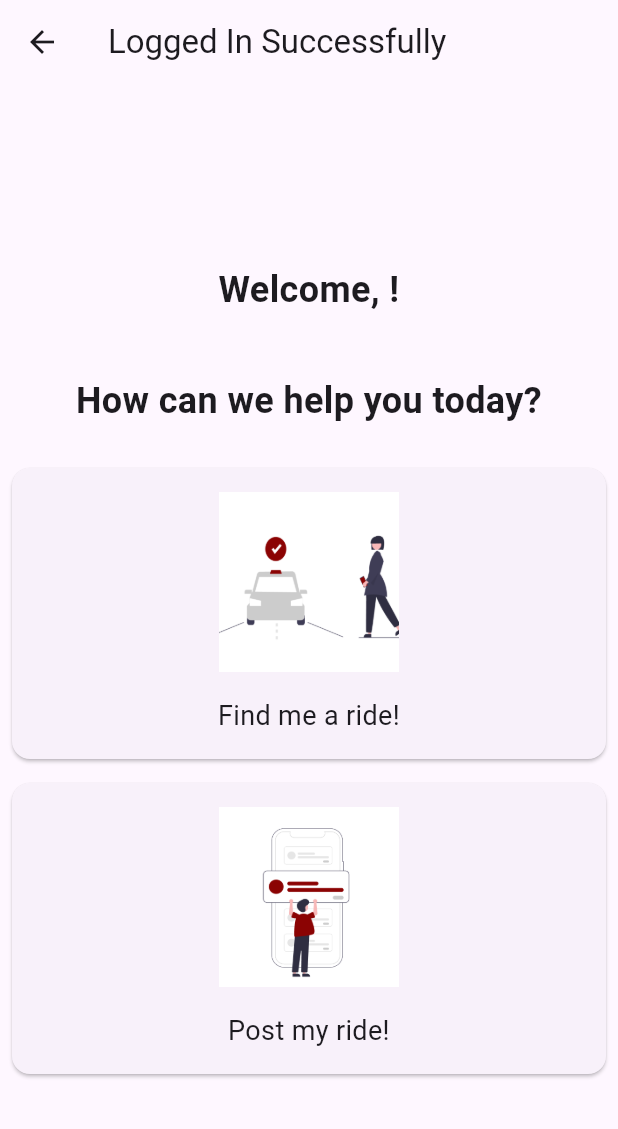
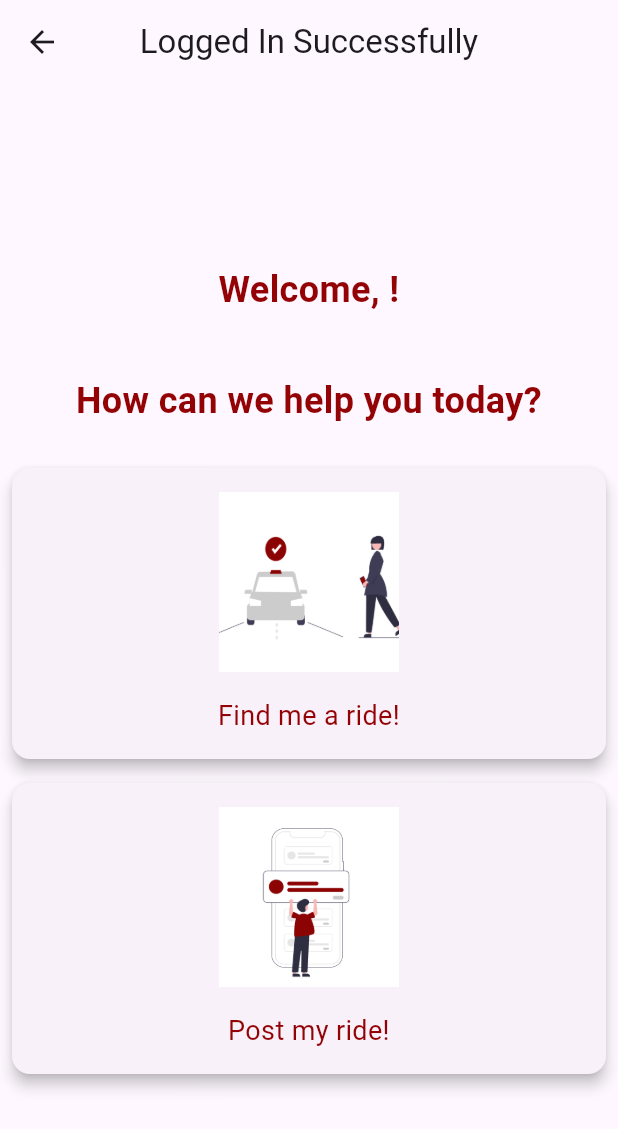
Before and after one commit to sid-ncsu/pooling, a Flutter app: the RideOptionScreen screen opened directly, on a phone screen of 412 x 824 dp. Shown: the top 1129 px of the screen. Run offline on Flutter 3.47's test engine with Material 3 defaults, Android fonts, the phone set to English and light mode, and no system bars; our stand-ins replace cloud_firestore, firebase_auth, firebase_core, flutter_signin_button, geolocator, google_sign_in; accounts and stored records are empty.

Commit message:
UI Changes

```diff
--- a/lib/FadeOutLogo.dart
+++ b/lib/FadeOutLogo.dart
@@ -23,7 +23,7 @@ class _FadeOutLogoState extends State<FadeOutLogo> {
       _opacity = 0.0;
     });
     // After the specified duration navigate to the next page
-    Timer(Duration(seconds: 1), () {
+    Timer(Duration(seconds: 2), () {
       if (mounted) { // Check if the widget is still in the tree
         Navigator.of(context).pushReplacement( // Use pushReplacement to replace the current page in the navigation stack
           MaterialPageRoute(builder: (context) => HomePage()),
--- a/lib/RideOptionScreen.dart
+++ b/lib/RideOptionScreen.dart
@@ -1,102 +1,6 @@
-// import 'package:flutter/material.dart';
-// import 'package:pooling/DestinationSearch.dart';
-// import './postride.dart';
-// import 'package:firebase_auth/firebase_auth.dart';
-
-
-
-// class RideOptionScreen extends StatelessWidget {
-//   // late User _currentUser;
-
-//   // @override
-//   // void initState() {
-//   //   // Get the current user when the widget initializes
-//   //   super.initState();
-//   //   _currentUser = FirebaseAuth.instance.currentUser!;
-//   // }
-
-//   Widget build(BuildContext context) {
-//     return Scaffold(
-//       appBar: AppBar(
-//         title: Text('Choose Your Option'),
-//       ),
-//       body: Column(
-//         mainAxisAlignment: MainAxisAlignment.center,
-//         crossAxisAlignment: CrossAxisAlignment.stretch,
-//         children: <Widget>[
-//           // Text(
-//           //     _currentUser.displayName ?? 'User',
-//           //     style: TextStyle(fontSize: 24, fontWeight: FontWeight.bold),
-//           //   ),
-//           Padding(
-//             padding: const EdgeInsets.all(20.0),
-//             child: Text(
-//               'How can we help you today?',
-//               style: TextStyle(fontSize: 24.0, fontWeight: FontWeight.bold),
-//               textAlign: TextAlign.center,
-//             ),
-//           ),
-//           OptionCard(
-//             icon: Icons.directions_car,
-//             text: 'Find me a ride!',
-//             onTap: () {
-//               Navigator.push(
-//                   context,
-//                 MaterialPageRoute(builder: (context) => DestinationSearch()),
-//     );
-//   },
-//           ),
-//           OptionCard(
-//             icon: Icons.note_add,
-//             text: 'Post my ride!',
-//              onTap: () {
-//               Navigator.push(
-//                   context,
-//                 MaterialPageRoute(builder: (context) => postride()),
-//     );
-//   },
-//           ),
-//         ],
-//       ),
-//     );
-//   }
-// }
-
-// class OptionCard extends StatelessWidget {
-//   final IconData icon;
-//   final String text;
-//   final VoidCallback onTap;
-
-//   OptionCard({required this.icon, required this.text, required this.onTap});
-
-//   @override
-//   Widget build(BuildContext context) {
-//     return InkWell(
-//       onTap: onTap,
-//       child: Card(
-//         margin: EdgeInsets.all(8.0),
-//         child: Container(
-//           padding: EdgeInsets.all(16.0),
-//           child: Row(
-//             mainAxisAlignment: MainAxisAlignment.center,
-//             children: <Widget>[
-//               Icon(icon, size: 40.0),
-//               SizedBox(width: 24.0),
-//               Text(
-//                 text,
-//                 style: TextStyle(fontSize: 18.0),
-//               ),
-//             ],
-//           ),
-//         ),
-//       ),
-//     );
-//   }
-// }
-
 import 'package:flutter/material.dart';
 import 'package:pooling/DestinationSearch.dart';
-import './postride.dart';
+import './PostRide.dart';
 import 'package:firebase_auth/firebase_auth.dart';
 
 class RideOptionScreen extends StatelessWidget {
@@ -108,30 +12,40 @@ class RideOptionScreen extends StatelessWidget {
     return Scaffold(
       appBar: AppBar(
         title: Text('Logged In Successfully'),
+        centerTitle: true, // Center the title if you prefer
       ),
       body: Column(
         mainAxisAlignment: MainAxisAlignment.center,
         crossAxisAlignment: CrossAxisAlignment.stretch,
         children: <Widget>[
-          currentUser != null ? // Check if currentUser is not null
-          Padding(
-            padding: const EdgeInsets.all(20.0),
-            child: Text(
-              'Welcome, ${currentUser.displayName}!', // Display the user's display name
-              style: TextStyle(fontSize: 24.0, fontWeight: FontWeight.bold),
-              textAlign: TextAlign.center,
+          if (currentUser != null)
+            Padding(
+              padding: const EdgeInsets.all(20.0),
+              child: Text(
+                'Welcome, ${currentUser.displayName}!',
+                style: TextStyle(
+                  fontSize: 24.0,
+                  fontWeight: FontWeight.bold,
+                   color: Color(0xFFF930204), // Here's the color change for the text
+                ),
+                textAlign: TextAlign.center,
+              ),
             ),
-          ) : Container(), // If currentUser is null, display an empty Container
           Padding(
             padding: const EdgeInsets.all(20.0),
             child: Text(
               'How can we help you today?',
-              style: TextStyle(fontSize: 24.0, fontWeight: FontWeight.bold),
+              style: TextStyle(
+                fontSize: 24.0,
+                fontWeight: FontWeight.bold,
+                color: Color(0xFFF930204),
+                // Here's the color change for the text
+              ),
               textAlign: TextAlign.center,
             ),
           ),
           OptionCard(
-            imagePath: 'images/findme.png', // Path to the image asset
+            imagePath: 'images/findme.png',
             text: 'Find me a ride!',
             onTap: () {
               Navigator.push(
@@ -141,7 +55,7 @@ class RideOptionScreen extends StatelessWidget {
             },
           ),
           OptionCard(
-            imagePath: 'images/postnew.png', // Path to the image asset
+            imagePath: 'images/postnew.png',
             text: 'Post my ride!',
             onTap: () {
               Navigator.push(
@@ -161,28 +75,38 @@ class OptionCard extends StatelessWidget {
   final String text;
   final VoidCallback onTap;
 
-  OptionCard({required this.imagePath, required this.text, required this.onTap});
+  const OptionCard({
+    Key? key,
+    required this.imagePath,
+    required this.text,
+    required this.onTap,
+  }) : super(key: key);
 
   @override
   Widget build(BuildContext context) {
     return InkWell(
       onTap: onTap,
       child: Card(
+        elevation: 4.0,
         margin: EdgeInsets.all(8.0),
         child: Container(
           padding: EdgeInsets.all(16.0),
           child: Column(
             mainAxisAlignment: MainAxisAlignment.center,
             children: <Widget>[
-              SizedBox(
-                height: 120.0, // Adjust the height of the image container
-                width: 120.0, // Adjust the width of the image container
-                child: Image.asset(imagePath, fit: BoxFit.cover), // Use BoxFit.cover to scale the image
+              Image.asset(
+                imagePath,
+                height: 120.0,
+                width: 120.0,
+                fit: BoxFit.cover,
               ),
-              SizedBox(height: 16.0), // Add some space between the image and text
+              SizedBox(height: 16.0),
               Text(
                 text,
-                style: TextStyle(fontSize: 18.0),
+                style: TextStyle(
+                  fontSize: 18.0,
+                  color: Color(0xFFF930204), // Text color for the option cards
+                ),
                 textAlign: TextAlign.center,
               ),
             ],
```
Also changed, not shown: lib/HomePage.dart (+29 -100 lines), 6 other files.
